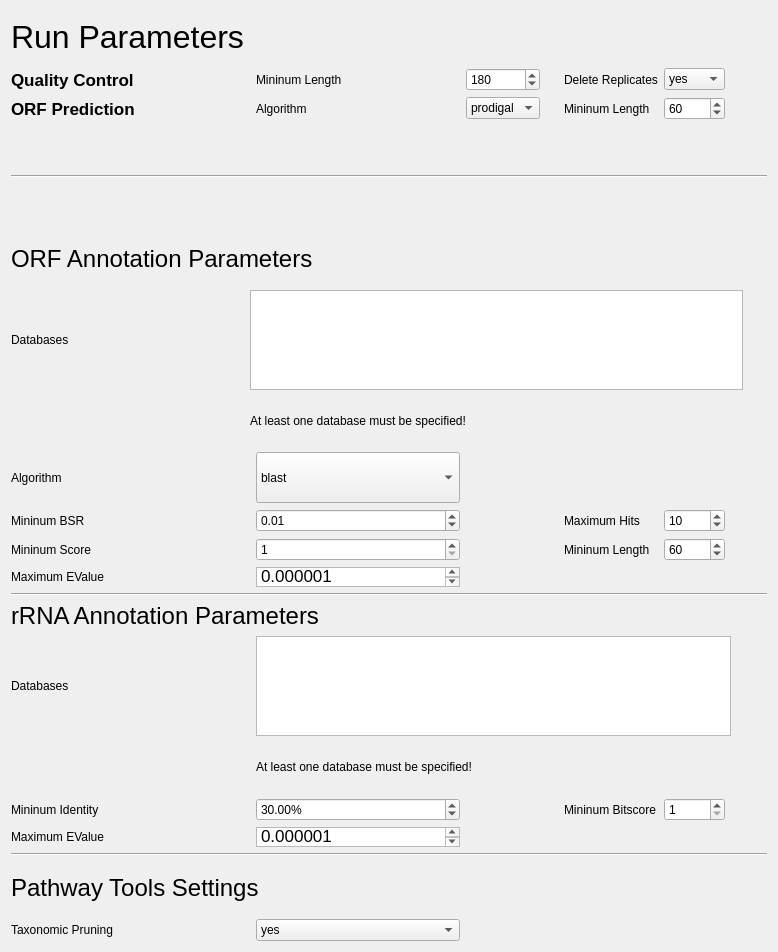
hallamlab/MetaPathwaysGUI, file SettingsTab.ui: the form before one commit.
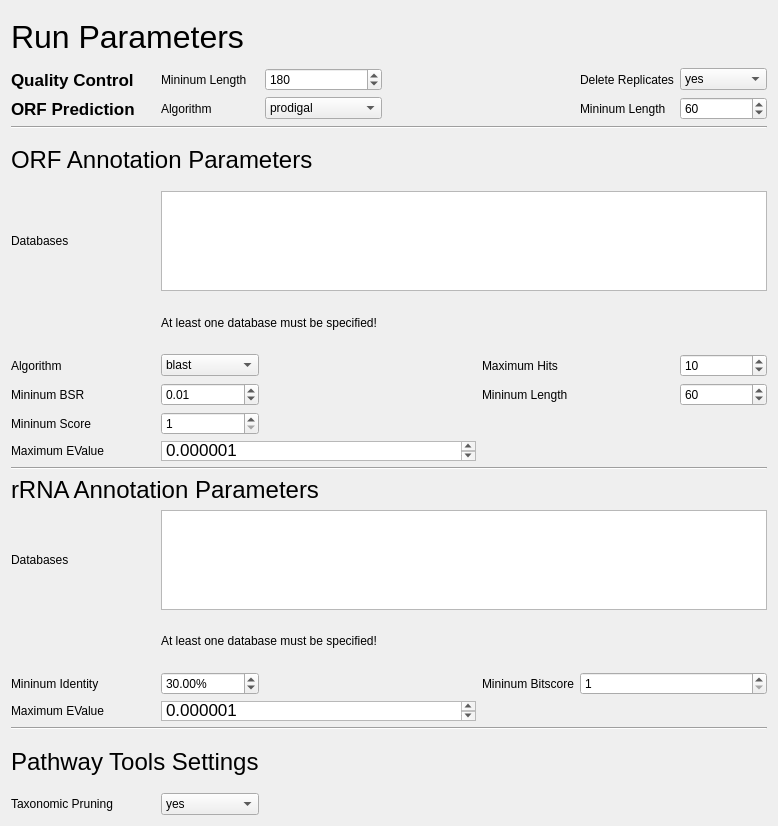
The form after the commit.

Commit message: less space being used in settingstab

Patch:
```diff
--- a/SettingsTab.ui
+++ b/SettingsTab.ui
@@ -7,7 +7,7 @@
     <x>0</x>
     <y>0</y>
     <width>778</width>
-    <height>952</height>
+    <height>826</height>
    </rect>
   </property>
   <property name="sizePolicy">
@@ -20,27 +20,19 @@
    <string>Form</string>
   </property>
   <layout class="QGridLayout" name="gridLayout">
-   <item row="18" column="0">
-    <widget class="QLabel" name="label_16">
-     <property name="sizePolicy">
-      <sizepolicy hsizetype="Fixed" vsizetype="Fixed">
-       <horstretch>0</horstretch>
-       <verstretch>0</verstretch>
-      </sizepolicy>
+   <item row="0" column="0" colspan="2">
+    <widget class="QLabel" name="label_22">
+     <property name="font">
+      <font>
+       <pointsize>24</pointsize>
+      </font>
      </property>
      <property name="text">
-      <string>Databases</string>
+      <string>Run Parameters</string>
      </property>
     </widget>
    </item>
-   <item row="20" column="0">
-    <widget class="QLabel" name="label_18">
-     <property name="text">
-      <string>Mininum Identity         </string>
-     </property>
-    </widget>
-   </item>
-   <item row="4" column="0">
+   <item row="1" column="0">
     <widget class="QLabel" name="label">
      <property name="font">
       <font>
@@ -54,104 +46,33 @@
      </property>
     </widget>
    </item>
-   <item row="7" column="0" rowspan="2" colspan="16">
-    <widget class="Line" name="line">
-     <property name="orientation">
-      <enum>Qt::Horizontal</enum>
-     </property>
-    </widget>
-   </item>
-   <item row="9" column="0" colspan="6">
-    <widget class="QLabel" name="label_7">
-     <property name="font">
-      <font>
-       <pointsize>18</pointsize>
-      </font>
+   <item row="1" column="1">
+    <widget class="QLabel" name="label_2">
+     <property name="sizePolicy">
+      <sizepolicy hsizetype="Fixed" vsizetype="Preferred">
+       <horstretch>0</horstretch>
+       <verstretch>0</verstretch>
+      </sizepolicy>
      </property>
      <property name="text">
-      <string>ORF Annotation Parameters</string>
+      <string>Mininum Length</string>
      </property>
     </widget>
    </item>
-   <item row="16" column="0" colspan="16">
-    <widget class="Line" name="line_3">
-     <property name="orientation">
-      <enum>Qt::Horizontal</enum>
-     </property>
-    </widget>
-   </item>
-   <item row="23" column="0" colspan="16">
-    <widget class="Line" name="line_4">
-     <property name="orientation">
-      <enum>Qt::Horizontal</enum>
-     </property>
-    </widget>
-   </item>
-   <item row="5" column="3">
-    <widget class="QComboBox" name="orf_predictionALGORITHM">
-     <item>
-      <property name="text">
-       <string>prodigal</string>
-      </property>
-     </item>
-    </widget>
-   </item>
-   <item row="5" column="8">
-    <widget class="QSpinBox" name="orf_predictionMIN_LENGTH">
-     <property name="minimum">
-      <number>1</number>
-     </property>
+   <item row="1" column="2">
+    <widget class="QSpinBox" name="quality_controlMIN_LENGTH">
      <property name="maximum">
-      <number>10000</number>
+      <number>99999999</number>
+     </property>
+     <property name="singleStep">
+      <number>1</number>
      </property>
      <property name="value">
-      <number>60</number>
+      <number>180</number>
      </property>
     </widget>
    </item>
-   <item row="4" column="7">
-    <widget class="QLabel" name="label_3">
-     <property name="text">
-      <string>Delete Replicates</string>
-     </property>
-    </widget>
-   </item>
-   <item row="20" column="7">
-    <widget class="QLabel" name="label_19">
-     <property name="text">
-      <string>Mininum Bitscore</string>
-     </property>
-    </widget>
-   </item>
-   <item row="14" column="0" colspan="2">
-    <widget class="QLabel" name="label_12">
-     <property name="text">
-      <string>Mininum Score</string>
-     </property>
-    </widget>
-   </item>
-   <item row="13" column="0">
-    <widget class="QLabel" name="label_10">
-     <property name="text">
-      <string>Mininum BSR</string>
-     </property>
-    </widget>
-   </item>
-   <item row="13" column="7">
-    <widget class="QLabel" name="label_14">
-     <property name="text">
-      <string>Maximum Hits</string>
-     </property>
-    </widget>
-   </item>
-   <item row="15" column="0" colspan="2">
-    <widget class="QLabel" name="label_11">
-     <property name="text">
-      <string>Maximum EValue</string>
-     </property>
-    </widget>
-   </item>
-   <item row="5" column="0" colspan="2">
+   <item row="2" column="0">
     <widget class="QLabel" name="label_4">
      <property name="font">
       <font>
@@ -165,14 +86,7 @@
      </property>
     </widget>
    </item>
-   <item row="14" column="7">
-    <widget class="QLabel" name="label_13">
-     <property name="text">
-      <string>Mininum Length</string>
-     </property>
-    </widget>
-   </item>
-   <item row="5" column="2">
+   <item row="2" column="1">
     <widget class="QLabel" name="label_5">
      <property name="sizePolicy">
       <sizepolicy hsizetype="Fixed" vsizetype="Preferred">
@@ -185,31 +99,42 @@
      </property>
     </widget>
    </item>
-   <item row="19" column="2" colspan="6">
-    <widget class="QLabel" name="rrnaREFDBSWarning">
-     <property name="text">
-      <string>At least one database must be specified!</string>
+   <item row="2" column="2">
+    <widget class="QComboBox" name="orf_predictionALGORITHM">
+     <item>
+      <property name="text">
+       <string>prodigal</string>
+      </property>
+     </item>
+    </widget>
+   </item>
+   <item row="3" column="0" colspan="7">
+    <widget class="Line" name="line">
+     <property name="orientation">
+      <enum>Qt::Horizontal</enum>
      </property>
     </widget>
    </item>
-   <item row="21" column="0">
-    <widget class="QLabel" name="label_17">
+   <item row="4" column="0" colspan="3">
+    <widget class="QLabel" name="label_7">
+     <property name="font">
+      <font>
+       <pointsize>18</pointsize>
+      </font>
+     </property>
      <property name="text">
-      <string>Maximum EValue</string>
+      <string>ORF Annotation Parameters</string>
      </property>
     </widget>
    </item>
-   <item row="20" column="8">
-    <widget class="QSpinBox" name="rrnaMIN_BITSCORE">
-     <property name="minimum">
-      <number>1</number>
+   <item row="5" column="0">
+    <widget class="QLabel" name="label_9">
+     <property name="text">
+      <string>Databases</string>
      </property>
-     <property name="maximum">
-      <number>10000</number>
-     </property>
     </widget>
    </item>
-   <item row="10" column="1" colspan="11">
+   <item row="5" column="1" colspan="6">
     <widget class="QListWidget" name="annotationDBS">
      <property name="sizePolicy">
       <sizepolicy hsizetype="MinimumExpanding" vsizetype="Maximum">
@@ -231,7 +156,7 @@
      </property>
     </widget>
    </item>
-   <item row="11" column="1" colspan="6">
+   <item row="6" column="1" colspan="2">
     <widget class="QLabel" name="annotationDBSWarning">
      <property name="sizePolicy">
       <sizepolicy hsizetype="Preferred" vsizetype="Preferred">
@@ -250,189 +175,15 @@
      </property>
     </widget>
    </item>
-   <item row="5" column="7">
-    <widget class="QLabel" name="label_6">
-     <property name="text">
-      <string>Mininum Length</string>
-     </property>
-    </widget>
-   </item>
-   <item row="12" column="0">
+   <item row="7" column="0">
     <widget class="QLabel" name="label_8">
      <property name="text">
       <string>Algorithm</string>
      </property>
     </widget>
    </item>
-   <item row="4" column="8">
-    <widget class="QComboBox" name="quality_controlDELETE_REPLICATES">
-     <property name="editable">
-      <bool>false</bool>
-     </property>
-     <property name="currentIndex">
-      <number>0</number>
-     </property>
-     <property name="maxVisibleItems">
-      <number>2</number>
-     </property>
-     <property name="maxCount">
-      <number>2</number>
-     </property>
-     <item>
-      <property name="text">
-       <string>yes</string>
-      </property>
-     </item>
-     <item>
-      <property name="text">
-       <string>no</string>
-      </property>
-     </item>
-    </widget>
-   </item>
-   <item row="18" column="2" colspan="8">
-    <widget class="QListWidget" name="rrnaREFDBS">
-     <property name="sizePolicy">
-      <sizepolicy hsizetype="Preferred" vsizetype="Expanding">
-       <horstretch>0</horstretch>
-       <verstretch>0</verstretch>
-      </sizepolicy>
-     </property>
-     <property name="maximumSize">
-      <size>
-       <width>6666666</width>
-       <height>100</height>
-      </size>
-     </property>
-    </widget>
-   </item>
-   <item row="17" column="0" colspan="7">
-    <widget class="QLabel" name="label_15">
-     <property name="sizePolicy">
-      <sizepolicy hsizetype="Fixed" vsizetype="Fixed">
-       <horstretch>0</horstretch>
-       <verstretch>0</verstretch>
-      </sizepolicy>
-     </property>
-     <property name="font">
-      <font>
-       <pointsize>18</pointsize>
-      </font>
-     </property>
-     <property name="text">
-      <string>rRNA Annotation Parameters</string>
-     </property>
-    </widget>
-   </item>
-   <item row="14" column="8">
-    <widget class="QSpinBox" name="annotationMIN_LENGTH">
-     <property name="maximum">
-      <number>1000</number>
-     </property>
-     <property name="value">
-      <number>60</number>
-     </property>
-    </widget>
-   </item>
-   <item row="13" column="8">
-    <widget class="QSpinBox" name="annotationMAX_HITS">
-     <property name="minimum">
-      <number>0</number>
-     </property>
-     <property name="maximum">
-      <number>1000</number>
-     </property>
-     <property name="value">
-      <number>10</number>
-     </property>
-    </widget>
-   </item>
-   <item row="24" column="0" colspan="5">
-    <widget class="QLabel" name="label_20">
-     <property name="font">
-      <font>
-       <pointsize>18</pointsize>
-      </font>
-     </property>
-     <property name="text">
-      <string>Pathway Tools Settings</string>
-     </property>
-    </widget>
-   </item>
-   <item row="10" column="0">
-    <widget class="QLabel" name="label_9">
-     <property name="text">
-      <string>Databases</string>
-     </property>
-    </widget>
-   </item>
-   <item row="4" column="2">
-    <widget class="QLabel" name="label_2">
-     <property name="sizePolicy">
-      <sizepolicy hsizetype="Fixed" vsizetype="Preferred">
-       <horstretch>0</horstretch>
-       <verstretch>0</verstretch>
-      </sizepolicy>
-     </property>
-     <property name="text">
-      <string>Mininum Length</string>
-     </property>
-    </widget>
-   </item>
-   <item row="0" column="0">
-    <widget class="QLabel" name="label_22">
-     <property name="font">
-      <font>
-       <pointsize>24</pointsize>
-      </font>
-     </property>
-     <property name="text">
-      <string>Run Parameters</string>
-     </property>
-    </widget>
-   </item>
-   <item row="4" column="3">
-    <widget class="QSpinBox" name="quality_controlMIN_LENGTH">
-     <property name="maximum">
-      <number>99999999</number>
-     </property>
-     <property name="singleStep">
-      <number>1</number>
-     </property>
-     <property name="value">
-      <number>180</number>
-     </property>
-    </widget>
-   </item>
-   <item row="26" column="2">
-    <widget class="QComboBox" name="ptools_settingsTAXONOMIC_PRUNING">
-     <item>
-      <property name="text">
-       <string>yes</string>
-      </property>
-     </item>
-     <item>
-      <property name="text">
-       <string>no</string>
-      </property>
-     </item>
-    </widget>
-   </item>
-   <item row="26" column="0">
-    <widget class="QLabel" name="label_21">
-     <property name="text">
-      <string>Taxonomic Pruning</string>
-     </property>
-    </widget>
-   </item>
-   <item row="12" column="2">
+   <item row="7" column="1">
     <widget class="QComboBox" name="annotationALGORITHM">
-     <property name="sizePolicy">
-      <sizepolicy hsizetype="Preferred" vsizetype="Preferred">
-       <horstretch>0</horstretch>
-       <verstretch>0</verstretch>
-      </sizepolicy>
-     </property>
      <property name="editable">
       <bool>false</bool>
      </property>
@@ -451,7 +202,34 @@
      </item>
     </widget>
    </item>
-   <item row="13" column="2">
+   <item row="7" column="4" colspan="2">
+    <widget class="QLabel" name="label_14">
+     <property name="text">
+      <string>Maximum Hits</string>
+     </property>
+    </widget>
+   </item>
+   <item row="7" column="6">
+    <widget class="QSpinBox" name="annotationMAX_HITS">
+     <property name="minimum">
+      <number>0</number>
+     </property>
+     <property name="maximum">
+      <number>1000</number>
+     </property>
+     <property name="value">
+      <number>10</number>
+     </property>
+    </widget>
+   </item>
+   <item row="8" column="0">
+    <widget class="QLabel" name="label_10">
+     <property name="text">
+      <string>Mininum BSR</string>
+     </property>
+    </widget>
+   </item>
+   <item row="8" column="1">
     <widget class="QDoubleSpinBox" name="annotationMIN_BSR">
      <property name="minimum">
       <double>0.000000000000000</double>
@@ -467,7 +245,31 @@
      </property>
     </widget>
    </item>
-   <item row="14" column="2">
+   <item row="8" column="4" colspan="2">
+    <widget class="QLabel" name="label_13">
+     <property name="text">
+      <string>Mininum Length</string>
+     </property>
+    </widget>
+   </item>
+   <item row="8" column="6">
+    <widget class="QSpinBox" name="annotationMIN_LENGTH">
+     <property name="maximum">
+      <number>1000</number>
+     </property>
+     <property name="value">
+      <number>60</number>
+     </property>
+    </widget>
+   </item>
+   <item row="9" column="0">
+    <widget class="QLabel" name="label_12">
+     <property name="text">
+      <string>Mininum Score</string>
+     </property>
+    </widget>
+   </item>
+   <item row="9" column="1">
     <widget class="QSpinBox" name="annotationMIN_SCORE">
      <property name="minimum">
       <number>1</number>
@@ -477,7 +279,14 @@
      </property>
     </widget>
    </item>
-   <item row="15" column="2">
+   <item row="10" column="0">
+    <widget class="QLabel" name="label_11">
+     <property name="text">
+      <string>Maximum EValue</string>
+     </property>
+    </widget>
+   </item>
+   <item row="10" column="1" colspan="3">
     <widget class="QTextEdit" name="annotationMAX_EVALUE">
      <property name="minimumSize">
       <size>
@@ -495,12 +304,80 @@
       <string>&lt;!DOCTYPE HTML PUBLIC &quot;-//W3C//DTD HTML 4.0//EN&quot; &quot;http://www.w3.org/TR/REC-html40/strict.dtd&quot;&gt;
 &lt;html&gt;&lt;head&gt;&lt;meta name=&quot;qrichtext&quot; content=&quot;1&quot; /&gt;&lt;style type=&quot;text/css&quot;&gt;
 p, li { white-space: pre-wrap; }
-&lt;/style&gt;&lt;/head&gt;&lt;body style=&quot; font-family:'Lucida Grande'; font-size:13pt; font-weight:400; font-style:normal;&quot;&gt;
-&lt;p style=&quot; margin-top:0px; margin-bottom:0px; margin-left:0px; margin-right:0px; -qt-block-indent:0; text-indent:0px;&quot;&gt;0.000001&lt;/p&gt;&lt;/body&gt;&lt;/html&gt;</string>
+&lt;/style&gt;&lt;/head&gt;&lt;body style=&quot; font-family:'MS Shell Dlg 2'; font-size:8.25pt; font-weight:400; font-style:normal;&quot;&gt;
+&lt;p style=&quot; margin-top:0px; margin-bottom:0px; margin-left:0px; margin-right:0px; -qt-block-indent:0; text-indent:0px;&quot;&gt;&lt;span style=&quot; font-family:'Lucida Grande'; font-size:13pt;&quot;&gt;0.000001&lt;/span&gt;&lt;/p&gt;&lt;/body&gt;&lt;/html&gt;</string>
      </property>
     </widget>
    </item>
-   <item row="20" column="2">
+   <item row="11" column="0" colspan="7">
+    <widget class="Line" name="line_3">
+     <property name="orientation">
+      <enum>Qt::Horizontal</enum>
+     </property>
+    </widget>
+   </item>
+   <item row="12" column="0" colspan="3">
+    <widget class="QLabel" name="label_15">
+     <property name="sizePolicy">
+      <sizepolicy hsizetype="Fixed" vsizetype="Fixed">
+       <horstretch>0</horstretch>
+       <verstretch>0</verstretch>
+      </sizepolicy>
+     </property>
+     <property name="font">
+      <font>
+       <pointsize>18</pointsize>
+      </font>
+     </property>
+     <property name="text">
+      <string>rRNA Annotation Parameters</string>
+     </property>
+    </widget>
+   </item>
+   <item row="13" column="0">
+    <widget class="QLabel" name="label_16">
+     <property name="sizePolicy">
+      <sizepolicy hsizetype="Fixed" vsizetype="Fixed">
+       <horstretch>0</horstretch>
+       <verstretch>0</verstretch>
+      </sizepolicy>
+     </property>
+     <property name="text">
+      <string>Databases</string>
+     </property>
+    </widget>
+   </item>
+   <item row="13" column="1" colspan="6">
+    <widget class="QListWidget" name="rrnaREFDBS">
+     <property name="sizePolicy">
+      <sizepolicy hsizetype="Preferred" vsizetype="Expanding">
+       <horstretch>0</horstretch>
+       <verstretch>0</verstretch>
+      </sizepolicy>
+     </property>
+     <property name="maximumSize">
+      <size>
+       <width>6666666</width>
+       <height>100</height>
+      </size>
+     </property>
+    </widget>
+   </item>
+   <item row="14" column="1" colspan="2">
+    <widget class="QLabel" name="rrnaREFDBSWarning">
+     <property name="text">
+      <string>At least one database must be specified!</string>
+     </property>
+    </widget>
+   </item>
+   <item row="15" column="0">
+    <widget class="QLabel" name="label_18">
+     <property name="text">
+      <string>Mininum Identity         </string>
+     </property>
+    </widget>
+   </item>
+   <item row="15" column="1">
     <widget class="QDoubleSpinBox" name="rrnaMIN_IDENTITY">
      <property name="suffix">
       <string>%</string>
@@ -519,7 +396,31 @@
      </property>
     </widget>
    </item>
-   <item row="21" column="2">
+   <item row="15" column="4">
+    <widget class="QLabel" name="label_19">
+     <property name="text">
+      <string>Mininum Bitscore</string>
+     </property>
+    </widget>
+   </item>
+   <item row="15" column="5" colspan="2">
+    <widget class="QSpinBox" name="rrnaMIN_BITSCORE">
+     <property name="minimum">
+      <number>1</number>
+     </property>
+     <property name="maximum">
+      <number>10000</number>
+     </property>
+    </widget>
+   </item>
+   <item row="16" column="0">
+    <widget class="QLabel" name="label_17">
+     <property name="text">
+      <string>Maximum EValue</string>
+     </property>
+    </widget>
+   </item>
+   <item row="16" column="1" colspan="3">
     <widget class="QTextEdit" name="rrnaMAX_EVALUE">
      <property name="maximumSize">
       <size>
@@ -531,8 +432,101 @@
       <string>&lt;!DOCTYPE HTML PUBLIC &quot;-//W3C//DTD HTML 4.0//EN&quot; &quot;http://www.w3.org/TR/REC-html40/strict.dtd&quot;&gt;
 &lt;html&gt;&lt;head&gt;&lt;meta name=&quot;qrichtext&quot; content=&quot;1&quot; /&gt;&lt;style type=&quot;text/css&quot;&gt;
 p, li { white-space: pre-wrap; }
-&lt;/style&gt;&lt;/head&gt;&lt;body style=&quot; font-family:'Lucida Grande'; font-size:13pt; font-weight:400; font-style:normal;&quot;&gt;
-&lt;p style=&quot; margin-top:0px; margin-bottom:0px; margin-left:0px; margin-right:0px; -qt-block-indent:0; text-indent:0px;&quot;&gt;0.000001&lt;/p&gt;&lt;/body&gt;&lt;/html&gt;</string>
+&lt;/style&gt;&lt;/head&gt;&lt;body style=&quot; font-family:'MS Shell Dlg 2'; font-size:8.25pt; font-weight:400; font-style:normal;&quot;&gt;
+&lt;p style=&quot; margin-top:0px; margin-bottom:0px; margin-left:0px; margin-right:0px; -qt-block-indent:0; text-indent:0px;&quot;&gt;&lt;span style=&quot; font-family:'Lucida Grande'; font-size:13pt;&quot;&gt;0.000001&lt;/span&gt;&lt;/p&gt;&lt;/body&gt;&lt;/html&gt;</string>
+     </property>
+    </widget>
+   </item>
+   <item row="17" column="0" colspan="7">
+    <widget class="Line" name="line_4">
+     <property name="orientation">
+      <enum>Qt::Horizontal</enum>
+     </property>
+    </widget>
+   </item>
+   <item row="18" column="0" colspan="2">
+    <widget class="QLabel" name="label_20">
+     <property name="font">
+      <font>
+       <pointsize>18</pointsize>
+      </font>
+     </property>
+     <property name="text">
+      <string>Pathway Tools Settings</string>
+     </property>
+    </widget>
+   </item>
+   <item row="19" column="0">
+    <widget class="QLabel" name="label_21">
+     <property name="text">
+      <string>Taxonomic Pruning</string>
+     </property>
+    </widget>
+   </item>
+   <item row="19" column="1">
+    <widget class="QComboBox" name="ptools_settingsTAXONOMIC_PRUNING">
+     <item>
+      <property name="text">
+       <string>yes</string>
+      </property>
+     </item>
+     <item>
+      <property name="text">
+       <string>no</string>
+      </property>
+     </item>
+    </widget>
+   </item>
+   <item row="1" column="6">
+    <widget class="QComboBox" name="quality_controlDELETE_REPLICATES">
+     <property name="editable">
+      <bool>false</bool>
+     </property>
+     <property name="currentIndex">
+      <number>0</number>
+     </property>
+     <property name="maxVisibleItems">
+      <number>2</number>
+     </property>
+     <property name="maxCount">
+      <number>2</number>
+     </property>
+     <item>
+      <property name="text">
+       <string>yes</string>
+      </property>
+     </item>
+     <item>
+      <property name="text">
+       <string>no</string>
+      </property>
+     </item>
+    </widget>
+   </item>
+   <item row="1" column="5">
+    <widget class="QLabel" name="label_3">
+     <property name="text">
+      <string>Delete Replicates</string>
+     </property>
+    </widget>
+   </item>
+   <item row="2" column="6">
+    <widget class="QSpinBox" name="orf_predictionMIN_LENGTH">
+     <property name="minimum">
+      <number>1</number>
+     </property>
+     <property name="maximum">
+      <number>10000</number>
+     </property>
+     <property name="value">
+      <number>60</number>
+     </property>
+    </widget>
+   </item>
+   <item row="2" column="5">
+    <widget class="QLabel" name="label_6">
+     <property name="text">
+      <string>Mininum Length</string>
      </property>
     </widget>
    </item>
```
Left out of the diff: 2 changed lines with no effect on the pictures.
